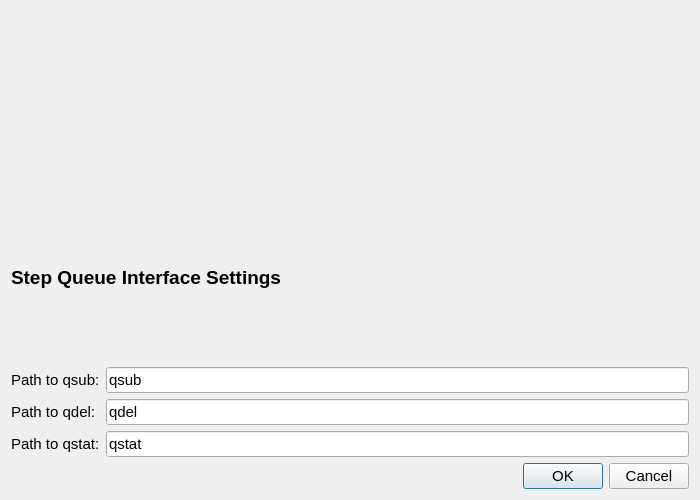
First picture: the form in src/search/gui/queueinterfaces/pbsdialog.ui, repository xtalopt/XtalOpt, before the edit.
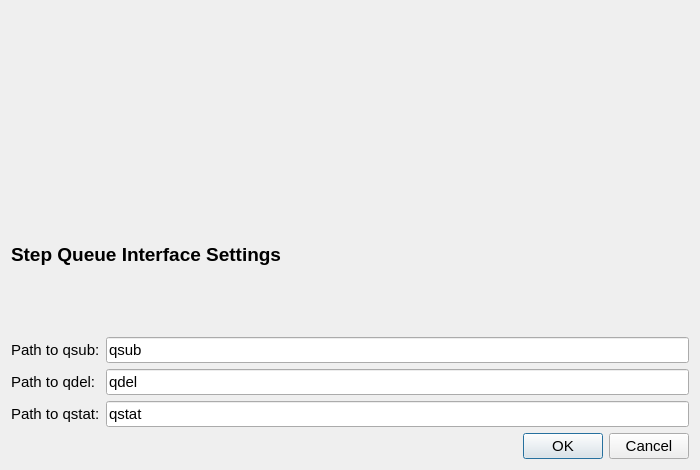
Second picture: the form after the edit. Custom widgets are drawn as their Qt base class.

Patch:
```diff
--- a/src/search/gui/queueinterfaces/pbsdialog.ui
+++ b/src/search/gui/queueinterfaces/pbsdialog.ui
@@ -7,7 +7,7 @@
     <x>0</x>
     <y>0</y>
     <width>700</width>
-    <height>500</height>
+    <height>470</height>
    </rect>
   </property>
   <property name="sizePolicy">
```
